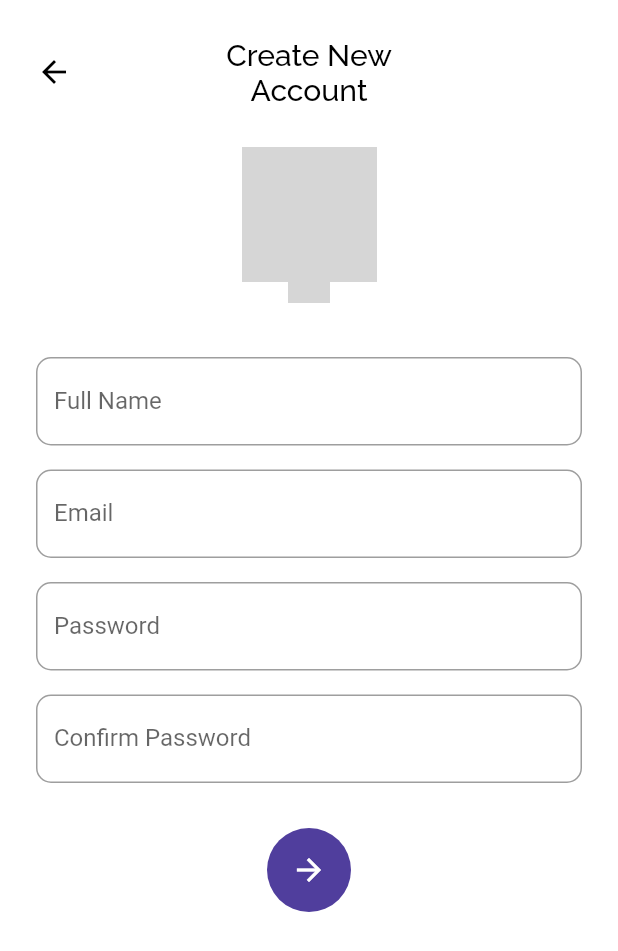
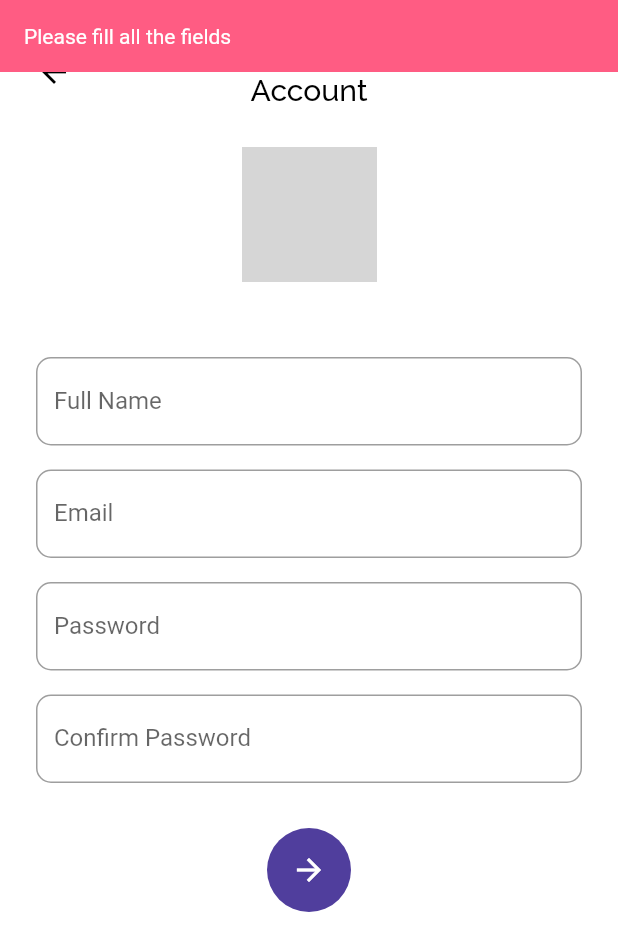
Before and after one commit to afrizalproject/AfrizalMovie, a Flutter app: the SignUpPage screen opened directly with empty values, after a tap on the "arrow forward" icon, on a phone screen of 412 x 824 dp. Shown: the top 951 px of the screen. Run offline on Flutter 3.47's test engine with Material 2 defaults, Android fonts, the phone set to English and light mode, and no system bars; our stand-ins replace bloc, cloud_firestore, equatable, firebase_auth, flushbar, flutter_bloc and 3 more; accounts and stored records are empty; grey boxes are pictures that could not be loaded.

Commit message:
sign up page part 3 done tanpa upload gambar

```diff
--- a/fix_uas_teori_mobile_19650048/tes/tes/lib/ui/pages/sign_up_page.dart
+++ b/fix_uas_teori_mobile_19650048/tes/tes/lib/ui/pages/sign_up_page.dart
@@ -86,7 +86,7 @@ class _SignUpPageState extends State<SignUpPage> {
                                           : FileImage(widget
                                               .registrationData.profileImage))),
                             ),
-                            Align(
+                            /* Align(
                               alignment: Alignment.bottomCenter,
                               child: GestureDetector(
                                 onTap: () {
@@ -106,7 +106,7 @@ class _SignUpPageState extends State<SignUpPage> {
                                               : "assets/btn_delete_photo.png"))),
                                 ),
                               ),
-                            ),
+                            ), */
                           ],
                         )),
                     SizedBox(
@@ -160,7 +160,51 @@ class _SignUpPageState extends State<SignUpPage> {
                       child: Icon(Icons.arrow_forward),
                       backgroundColor: mainColor,
                       elevation: 0,
-                      onPressed: () {},
+                      onPressed: () {
+                        if (!(nameController.text.trim() != "" &&
+                            emailController.text.trim() != "" &&
+                            passwordController.text.trim() != "" &&
+                            retypePasswordController.text.trim() != "")) {
+                          Flushbar(
+                            duration: Duration(milliseconds: 1500),
+                            flushbarPosition: FlushbarPosition.TOP,
+                            backgroundColor: Color(0xFFFF5C83),
+                            message: "Please fill all the fields",
+                          )..show(context);
+                        }else if (passwordController.text !=
+                            retypePasswordController.text) {
+                          Flushbar(
+                            duration: Duration(milliseconds: 1500),
+                            flushbarPosition: FlushbarPosition.TOP,
+                            backgroundColor: Color(0xFFFF5C83),
+                            message: "Mismatch password and confirmed password",
+                          )..show(context);
+                        }else if (passwordController.text.length < 6) {
+                          Flushbar(
+                            duration: Duration(milliseconds: 1500),
+                            flushbarPosition: FlushbarPosition.TOP,
+                            backgroundColor: Color(0xFFFF5C83),
+                            message: "Password's length min 6 characters",
+                          )..show(context);
+                        } else if (!EmailValidator.validate(
+                            emailController.text)) {
+                          Flushbar(
+                            duration: Duration(milliseconds: 1500),
+                            flushbarPosition: FlushbarPosition.TOP,
+                            backgroundColor: Color(0xFFFF5C83),
+                            message: "Wrong formatted email address",
+                          )..show(context);
+                        }else {
+                          widget.registrationData.name = nameController.text;
+                          widget.registrationData.email = emailController.text;
+                          widget.registrationData.password =
+                              passwordController.text;
+
+                          // context
+                          //     .bloc<PageBloc>()
+                          //     .add(GoToPreferencePage(widget.registrationData));
+                        }
+                      },
                     )
                   ],
                 )
```
